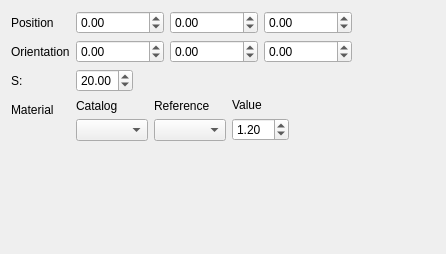
First picture: the form in freecad/pyoptools/GUI/PentaPrism.ui, repository cihologramas/freecad-pyoptools, before the edit.
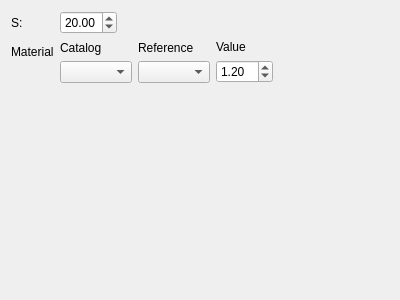
Second picture: the form after the edit.

Commit message:
Some dialogs updated to be able to use widgetMix
A new infrastructure was developed to simplify the reuse of widgets, and also to allow the design of such widgets with designer.

The edit to the form file:
```diff
--- a/freecad/pyoptools/GUI/PentaPrism.ui
+++ b/freecad/pyoptools/GUI/PentaPrism.ui
@@ -1,19 +1,19 @@
 <?xml version="1.0" encoding="UTF-8"?>
 <ui version="4.0">
- <class>Dialog</class>
- <widget class="QDialog" name="Dialog">
+ <class>Form</class>
+ <widget class="QWidget" name="Form">
   <property name="geometry">
    <rect>
     <x>0</x>
     <y>0</y>
-    <width>446</width>
-    <height>254</height>
+    <width>400</width>
+    <height>300</height>
    </rect>
   </property>
   <property name="windowTitle">
    <string>Dialog</string>
   </property>
-  <layout class="QHBoxLayout" name="horizontalLayout_4">
+  <layout class="QVBoxLayout" name="verticalLayout">
    <item>
     <layout class="QFormLayout" name="formLayout">
      <property name="sizeConstraint">
@@ -23,112 +23,27 @@
       <enum>QFormLayout::ExpandingFieldsGrow</enum>
      </property>
      <item row="0" column="0">
-      <widget class="QLabel" name="label_10">
-       <property name="text">
-        <string>Position</string>
-       </property>
-      </widget>
-     </item>
-     <item row="0" column="1">
-      <layout class="QHBoxLayout" name="horizontalLayout_3">
-       <item>
-        <widget class="QDoubleSpinBox" name="Xpos">
-         <property name="minimum">
-          <double>-1000000.000000000000000</double>
-         </property>
-         <property name="maximum">
-          <double>1000000.000000000000000</double>
-         </property>
-        </widget>
-       </item>
-       <item>
-        <widget class="QDoubleSpinBox" name="Ypos">
-         <property name="minimum">
-          <double>-1000000.000000000000000</double>
-         </property>
-         <property name="maximum">
-          <double>1000000.000000000000000</double>
-         </property>
-        </widget>
-       </item>
-       <item>
-        <widget class="QDoubleSpinBox" name="Zpos">
-         <property name="minimum">
-          <double>-1000000.000000000000000</double>
-         </property>
-         <property name="maximum">
-          <double>1000000.000000000000000</double>
-         </property>
-        </widget>
-       </item>
-      </layout>
-     </item>
-     <item row="1" column="0">
-      <widget class="QLabel" name="label_7">
-       <property name="text">
-        <string>Orientation</string>
-       </property>
-      </widget>
-     </item>
-     <item row="1" column="1">
-      <layout class="QHBoxLayout" name="horizontalLayout">
-       <item>
-        <widget class="QDoubleSpinBox" name="Xrot">
-         <property name="minimum">
-          <double>-1000000.000000000000000</double>
-         </property>
-         <property name="maximum">
-          <double>1000000.000000000000000</double>
-         </property>
-        </widget>
-       </item>
-       <item>
-        <widget class="QDoubleSpinBox" name="Yrot">
-         <property name="minimum">
-          <double>-1000000.000000000000000</double>
-         </property>
-         <property name="maximum">
-          <double>1000000.000000000000000</double>
-         </property>
-         <property name="value">
-          <double>0.000000000000000</double>
-         </property>
-        </widget>
-       </item>
-       <item>
-        <widget class="QDoubleSpinBox" name="Zrot">
-         <property name="minimum">
-          <double>-1000000.000000000000000</double>
-         </property>
-         <property name="maximum">
-          <double>1000000.000000000000000</double>
-         </property>
-        </widget>
-       </item>
-      </layout>
-     </item>
-     <item row="2" column="0">
       <widget class="QLabel" name="label_2">
        <property name="text">
         <string>S:</string>
        </property>
       </widget>
      </item>
-     <item row="2" column="1">
+     <item row="0" column="1">
       <widget class="QDoubleSpinBox" name="S">
        <property name="value">
         <double>20.000000000000000</double>
        </property>
       </widget>
      </item>
-     <item row="3" column="0">
+     <item row="1" column="0">
       <widget class="QLabel" name="label_5">
        <property name="text">
         <string>Material</string>
        </property>
       </widget>
      </item>
-     <item row="3" column="1">
+     <item row="1" column="1">
       <layout class="QHBoxLayout" name="horizontalLayout_2">
        <item>
         <layout class="QVBoxLayout" name="verticalLayout_4">
```
Left out of the diff: 2 changed lines with no effect on the pictures. The commit also changes 19 other files.
